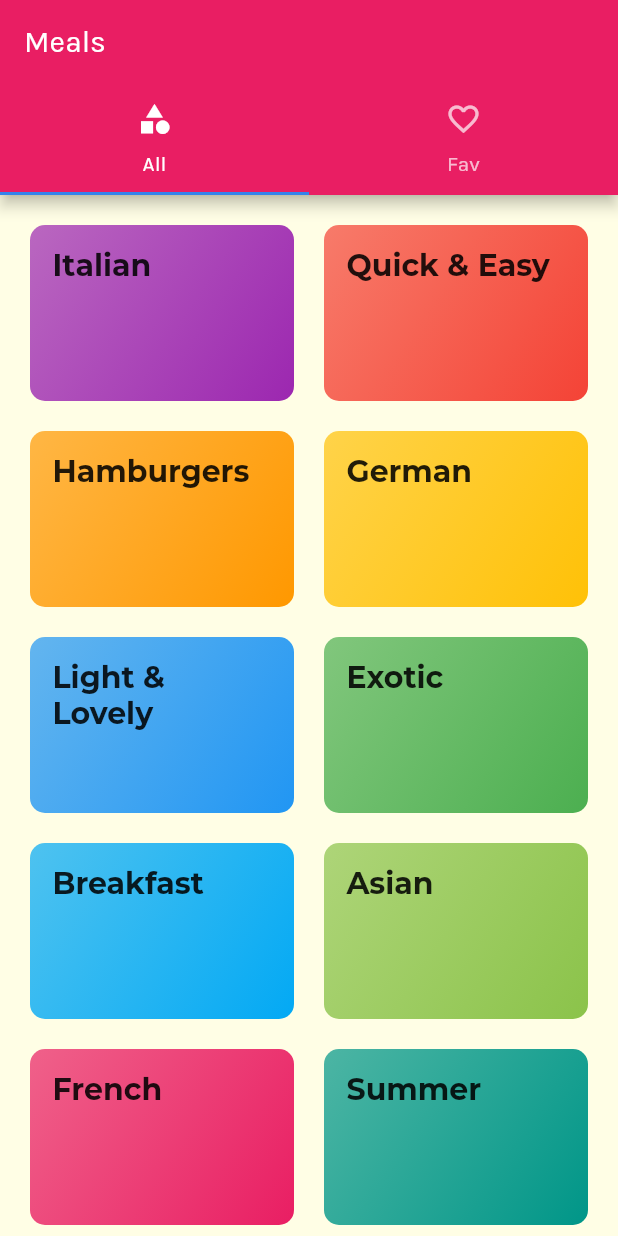
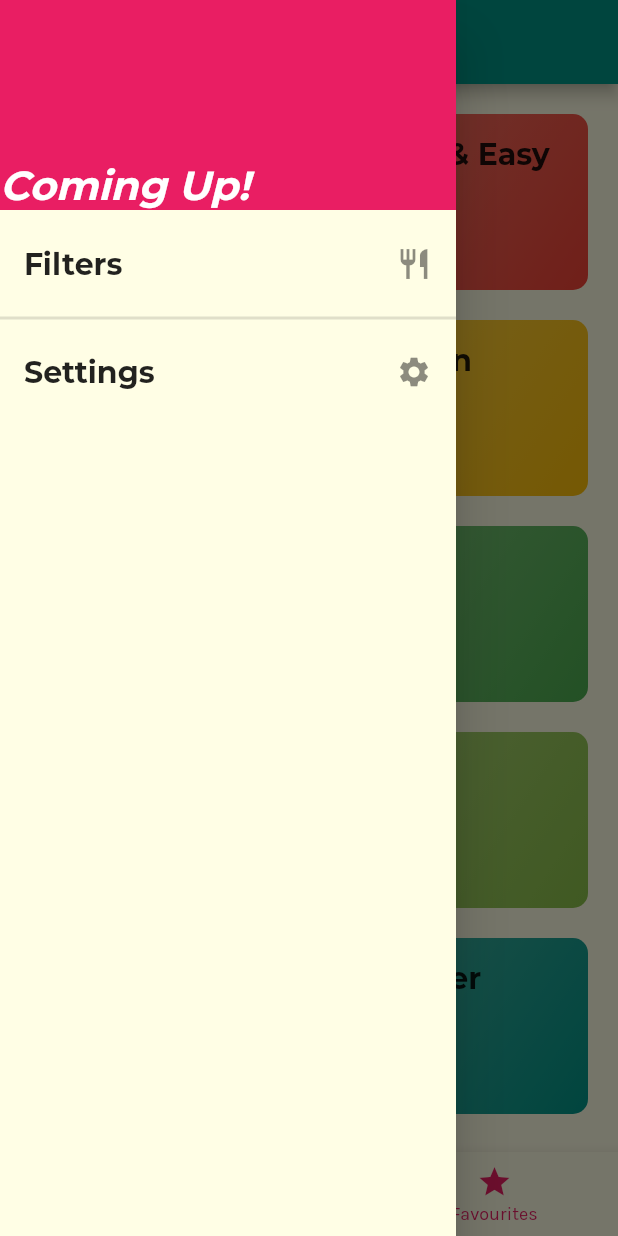
Before and after one commit to ashishs07/meals, a Flutter app: the screen it shows after launch, with the side drawer open (before the commit the screen has no drawer), on a phone screen of 412 x 824 dp. Run offline on Flutter 3.47's test engine with Material 2 defaults, Android fonts, the phone set to English and light mode, and no system bars; project files that could hold a hidden picture were left out.

Commit message:
Added Drawer

```diff
--- a/lib/main.dart
+++ b/lib/main.dart
@@ -14,8 +14,8 @@ class MyApp extends StatelessWidget {
       debugShowCheckedModeBanner: false,
       title: 'Meals App',
       theme: ThemeData(
-        primarySwatch: Colors.pink,
-        accentColor: Color.fromRGBO(52, 131, 235, 1),
+        primarySwatch: Colors.teal,
+        accentColor: Colors.pink,
         canvasColor: Color.fromRGBO(255, 254, 229, 1),
         fontFamily: 'Karla',
         textTheme: TextTheme(
--- a/lib/screens/tabs_screen.dart
+++ b/lib/screens/tabs_screen.dart
@@ -1,5 +1,6 @@
 import 'package:flutter/material.dart';
 
+import '../widgets/home_drawer.dart';
 import './category_screens.dart';
 import './favourite_screen.dart';
 
@@ -9,9 +10,51 @@ class TabsScreen extends StatefulWidget {
 }
 
 class _TabsScreenState extends State<TabsScreen> {
+  final List<Map<String, Object>> _pages = [
+    {'screen': CategoryScreens(), 'title': 'Categories'},
+    {'screen': FavouriteScreen(), 'title': 'Favourites'},
+  ];
+
+  int _selectedPageIndex = 0;
+
+  void _selectPage(int index) {
+    setState(() {
+      _selectedPageIndex = index;
+    });
+  }
+
   @override
   Widget build(BuildContext context) {
-    return DefaultTabController(
+    return Scaffold(
+      appBar: AppBar(
+        title: Text(_pages[_selectedPageIndex]['title']),
+      ),
+      drawer: HomeDrawer(),
+      body: _pages[_selectedPageIndex]['screen'],
+      bottomNavigationBar: BottomNavigationBar(
+        showUnselectedLabels: true,
+        type: BottomNavigationBarType.shifting,
+        currentIndex: _selectedPageIndex,
+        selectedItemColor: Theme.of(context).primaryColor,
+        unselectedItemColor: Theme.of(context).accentColor,
+        items: [
+          BottomNavigationBarItem(
+            icon: Icon(Icons.category),
+            title: Text('Category'),
+          ),
+          BottomNavigationBarItem(
+            icon: Icon(Icons.star),
+            title: Text('Favourites'),
+          )
+        ],
+        onTap: _selectPage,
+      ),
+    );
+  }
+}
+
+/* TopNavigationBar
+DefaultTabController(
       length: 2,
       child: Scaffold(
         appBar: AppBar(
@@ -36,6 +79,5 @@ class _TabsScreenState extends State<TabsScreen> {
           ],
         ),
       ),
-    );
-  }
-}
+    )
+*/
--- /dev/null
+++ b/lib/widgets/home_drawer.dart
@@ -0,0 +1,51 @@
+import 'package:flutter/material.dart';
+
+class HomeDrawer extends StatelessWidget {
+  Widget _buildDrawerListTile(
+      BuildContext context, String title, IconData icon, Function tapHandler) {
+    return ListTile(
+      title: Text(
+        title,
+        style: Theme.of(context).textTheme.title,
+      ),
+      trailing: Icon(icon),
+      onTap: tapHandler,
+    );
+  }
+
+  @override
+  Widget build(BuildContext context) {
+    return Drawer(
+      child: Column(
+        children: <Widget>[
+          Container(
+            height: 140,
+            width: double.infinity,
+            color: Theme.of(context).accentColor,
+            alignment: Alignment.bottomLeft,
+            child: Text(
+              'Coming Up!',
+              style: TextStyle(
+                fontSize: 27,
+                fontWeight: FontWeight.bold,
+                fontFamily: 'Montserrat',
+                fontStyle: FontStyle.italic,
+                color: Colors.white,
+              ),
+            ),
+          ),
+          SizedBox(
+            height: 8,
+          ),
+          _buildDrawerListTile(context, 'Filters', Icons.restaurant, () {
+            Navigator.of(context).pushNamed('/');
+          }),
+          Divider(thickness: 2),
+          _buildDrawerListTile(context, 'Settings', Icons.settings, () {
+            Navigator.of(context).pushNamed('/');
+          }),
+        ],
+      ),
+    );
+  }
+}
```
